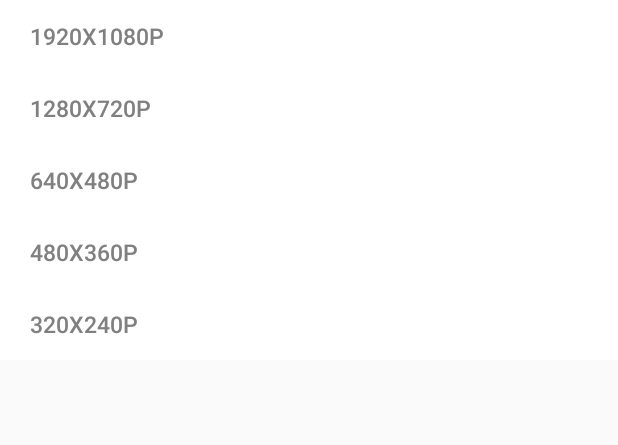
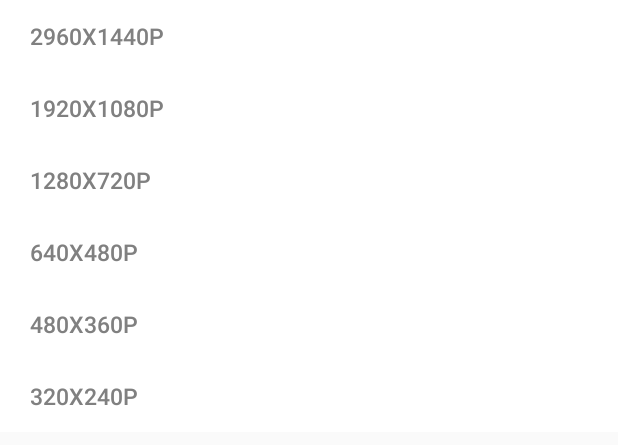
Before and after one commit to tyhjh/Katarina, an Android app: the layout dialog_resolution_mv.xml on its own in the app's theme, with its tools: preview values and no code run, on a phone screen of 412 x 824 dp. Shown: the top 445 px of the screen. Run offline under Robolectric (Android 15) with nearby library versions, the phone set to English and light mode, and no system bars.

Commit message:
修改比特率

```diff
--- a/app/src/main/java/com/yorhp/transcribescreen/utils/ScreenRecorder.java
+++ b/app/src/main/java/com/yorhp/transcribescreen/utils/ScreenRecorder.java
@@ -36,6 +36,9 @@ import java.util.concurrent.atomic.AtomicBoolean;
 public class ScreenRecorder extends Thread {
     private static final String TAG = "ScreenRecorder";
 
+    //码率为32M
+    public static int screenRecordBitrate = 32 * 1024 * 1024;
+
     private int mWidth;
     private int mHeight;
     private int mBitRate;
@@ -66,6 +69,8 @@ public class ScreenRecorder extends Thread {
         mMediaProjection = mp;
         mDstPath = dstPath;
     }
+
+
 
 
     public ScreenRecorder(MediaProjection mp) {
--- a/app/src/main/java/com/yorhp/transcribescreen/utils/qiniuToken/StringUtils.java
+++ b/app/src/main/java/com/yorhp/transcribescreen/utils/qiniuToken/StringUtils.java
@@ -1,6 +1,5 @@
 package com.yorhp.transcribescreen.utils.qiniuToken;
 
-import com.qiniu.android.dns.util.Hex;
 
 import java.nio.charset.Charset;
 import java.security.MessageDigest;
@@ -137,12 +136,12 @@ public final class StringUtils {
         return new String(data, Constants.UTF_8);
     }
 
-    public static String md5Lower(String src) throws NoSuchAlgorithmException {
+    /*public static String md5Lower(String src) throws NoSuchAlgorithmException {
         MessageDigest digest = MessageDigest.getInstance("MD5");
         digest.update(src.getBytes(Charset.forName("UTF-8")));
         byte[] md5Bytes = digest.digest();
         return Hex.encodeHexString(md5Bytes);
-    }
+    }*/
     public static boolean isNotEmpty(String str) {
         return ((str != null) && (str.trim().length() > 0));
     }
--- a/app/src/main/java/com/yorhp/transcribescreen/view/activity/MainActivity.java
+++ b/app/src/main/java/com/yorhp/transcribescreen/view/activity/MainActivity.java
@@ -99,7 +99,7 @@ public class MainActivity extends BaseActivity implements GifListener, AppVersio
     private static final long EXTRA_SIZE_LIMIT = 10485760L * 500;
     private AnimatorSet animatorSet, animatorSetBack, transcribeStart, transcribeStop;
     //比特率
-    private int screenRecordBitrate = 6000000;
+    private int screenRecordBitrate = 32 * 1024 * 1024;;
     private String mp4path;
 
     MediaProjectionManager mMediaProjectionManager;
--- a/app/src/main/java/com/yorhp/transcribescreen/view/activity/SetActivity.java
+++ b/app/src/main/java/com/yorhp/transcribescreen/view/activity/SetActivity.java
@@ -117,13 +117,14 @@ public class SetActivity extends BaseActivity implements AppVersionListener, Sho
         di.setView(layout);
         final Dialog dialog = di.show();
         final Button[] buttons;
-        Button bt1, bt2, bt3, bt4, bt5;
+        Button bt0,bt1, bt2, bt3, bt4, bt5;
+        bt0 = (Button) layout.findViewById(R.id.bt0);
         bt1 = (Button) layout.findViewById(R.id.bt1);
         bt2 = (Button) layout.findViewById(R.id.bt2);
         bt3 = (Button) layout.findViewById(R.id.bt3);
         bt4 = (Button) layout.findViewById(R.id.bt4);
         bt5 = (Button) layout.findViewById(R.id.bt5);
-        buttons = new Button[]{bt1, bt2, bt3, bt4, bt5};
+        buttons = new Button[]{bt0,bt1, bt2, bt3, bt4, bt5};
         for (int i = 0; i < buttons.length; i++) {
             final int finalI = i;
             buttons[i].setOnClickListener(new View.OnClickListener() {
--- a/app/src/main/res/layout/dialog_resolution_mv.xml
+++ b/app/src/main/res/layout/dialog_resolution_mv.xml
@@ -4,6 +4,20 @@
     android:layout_height="wrap_content"
     android:background="#ffffff"
     android:orientation="vertical">
+
+
+    <Button
+        android:id="@+id/bt0"
+        style="@style/Widget.AppCompat.Button.Borderless"
+        android:layout_width="match_parent"
+        android:layout_height="0dp"
+        android:layout_weight="1"
+        android:gravity="left|center_vertical"
+        android:paddingLeft="20dp"
+        android:text="2960x1440P"
+        android:textColor="@color/gray"
+        android:textSize="15sp" />
+
 
 
     <Button
```
